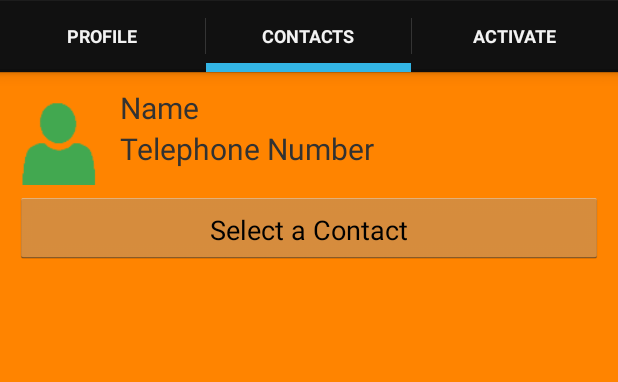
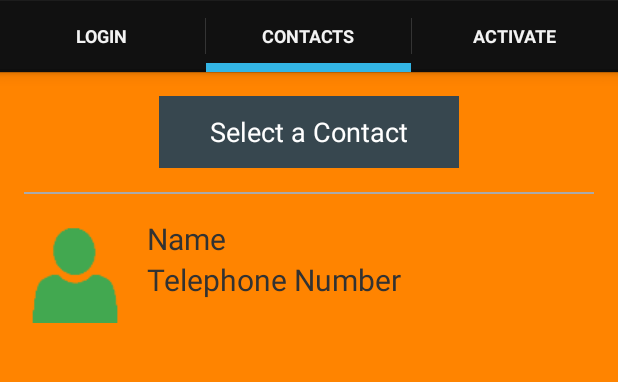
Before and after one commit to ChrisGrigg/ICE_IT-2, an Android app: the screen it shows after launch (MainActivity), tab 2 chosen, on a phone screen of 412 x 824 dp, the part 72-454 px from its top. Run offline under Robolectric (Android 15) with nearby library versions, the phone set to English and light mode, and no system bars; libraries missing offline, so code that uses them is left out: com.facebook, com.facebook.appevents, com.facebook.login; 6 statements that could not run were skipped.

Commit message:
Added activation and improved layout
Improved layout of all screens, added activation functionality.

```diff
--- a/app/src/main/java/com/iceit/framework/ActivationFragment.java
+++ b/app/src/main/java/com/iceit/framework/ActivationFragment.java
@@ -20,12 +20,9 @@ import android.view.View;
 import android.view.ViewGroup;
 import android.widget.Button;
 import android.widget.TextView;
-import android.widget.Toast;
 
 import com.iceit.R;
 import com.iceit.api.AccelerometerManager;
-
-import java.util.ArrayList;
 
 public class ActivationFragment extends Fragment implements SensorEventListener {
 
@@ -40,14 +37,13 @@ public class ActivationFragment extends Fragment implements SensorEventListener
     private Button btnActivate;
     private Button btnCancel;
 
-    private AccelerometerManager accelerometerManager;
-
     private SensorManager senSensorManager;
     private Sensor senAccelerometer;
     private long lastUpdate;
     private float last_x, last_y, last_z;
     private static final int SHAKE_THRESHOLD = 2000;
     private SoundPool _sp;
+    private int _soundId;
 
     private CountDownTimer countdown;
 
@@ -64,6 +60,7 @@ public class ActivationFragment extends Fragment implements SensorEventListener
         mTextView = (TextView) rootView.findViewById(R.id.countdown_txt);
 
         getDBData();
+        createBeepSample();
 
 		// TODO: check if all data exists, if none exists don't allow activate button
         btnActivate.setOnClickListener(new View.OnClickListener() {
@@ -107,14 +104,21 @@ public class ActivationFragment extends Fragment implements SensorEventListener
     }
 
     private void startCountdown() {
+        // turn volume on phone up to max for this purpose
+        AudioManager am = (AudioManager) getActivity().getSystemService(Context.AUDIO_SERVICE);
+        am.setStreamVolume(AudioManager.STREAM_MUSIC,
+                am.getStreamMaxVolume(AudioManager.STREAM_MUSIC),
+                0);
+
         countdown =  new CountDownTimer(COUNTDOWN_LENGTH, 1000) {
 
             public void onTick(long millisUntilFinished) {
                 mTextView.setText(String.valueOf((millisUntilFinished / 1000)));
-//                _sp.play(_soundId, 1, 1, 0, 0, 1);
+                _sp.play(_soundId, 1, 1, 0, 0, 1);
             }
 
             public void onFinish() {
+
                 mTextView.setText(R.string.smsSent);
                 mTextView.setTextSize(TypedValue.COMPLEX_UNIT_DIP, 25);
 
@@ -194,20 +198,18 @@ public class ActivationFragment extends Fragment implements SensorEventListener
         // can be safely ignored
     }
 
-//    private void createBeepSample() {
-//        _sp = new SoundPool(5, AudioManager.STREAM_MUSIC, 0);
-//
-//        /** soundId for Later handling of sound pool **/
-//        _soundId = _sp.load(getActivity().getBaseContext(), R.raw.beep, 1); // in 2nd param u have to pass your sound
-//
-//        MediaPlayer mPlayer = MediaPlayer.create(getActivity().getBaseContext(), R.raw.beep); // in 2nd param u have to pass your sound
-//        //mPlayer.prepare();
-//        mPlayer.start();
-//
-//        // turn volume on phone up to max for this purpose
-//        AudioManager am = (AudioManager) getActivity().getSystemService(Context.AUDIO_SERVICE);
-//        am.setStreamVolume(AudioManager.STREAM_MUSIC,
-//                am.getStreamMaxVolume(AudioManager.STREAM_MUSIC),
-//                0);
-//    }
+    private void createBeepSample() {
+        // turn volume on phone up to max for this purpose
+        AudioManager am = (AudioManager) getActivity().getSystemService(Context.AUDIO_SERVICE);
+        am.setStreamVolume(AudioManager.STREAM_MUSIC, 0, 0);
+
+        _sp = new SoundPool(5, AudioManager.STREAM_MUSIC, 0);
+
+        /** soundId for Later handling of sound pool **/
+        _soundId = _sp.load(getActivity().getBaseContext(), R.raw.beep, 1); // in 2nd param u have to pass your sound
+
+        MediaPlayer mPlayer = MediaPlayer.create(getActivity().getBaseContext(), R.raw.beep); // in 2nd param u have to pass your sound
+        //mPlayer.prepare();
+        mPlayer.start();
+    }
 }
--- a/app/src/main/java/com/iceit/framework/MainActivity.java
+++ b/app/src/main/java/com/iceit/framework/MainActivity.java
@@ -18,7 +18,7 @@ public class MainActivity extends FragmentActivity implements
 	private TabsPagerAdapter mAdapter;
 	private ActionBar actionBar;
 	// Tab titles
-	private String[] tabs = { "Profile", "Contacts", "Activate" };
+	private String[] tabs = { "Login", "Contacts", "Activate" };
 
 	@Override
 	protected void onCreate(Bundle savedInstanceState) {
--- a/app/src/main/res/layout/fragment_contacts.xml
+++ b/app/src/main/res/layout/fragment_contacts.xml
@@ -4,22 +4,41 @@
     android:layout_height="match_parent"
     android:orientation="vertical"
     android:background="#ff8400"
-    android:padding="10dp">
+    android:padding="16dp" >
+
+    <Button android:id="@+id/btn_contact"
+        android:layout_width="200dp"
+        android:layout_height="wrap_content"
+        android:text="Select a Contact"
+        android:textColor="#ffffff"
+        android:layout_centerHorizontal="true"
+        android:background="@color/material_blue_grey_800" />
+
+    <View
+        android:id="@+id/divider"
+        android:layout_width="match_parent"
+        android:layout_height="1dp"
+        android:background="@android:color/darker_gray"
+        android:layout_below="@+id/btn_contact"
+        android:layout_marginTop="16dp"  />
 
     <ImageView android:id="@+id/img_contact"
         android:layout_height="70dp"
         android:layout_width="70dp"
-        android:adjustViewBounds="true"
         android:contentDescription="Contacts Image"
         android:src="@mipmap/ic_profile"
-        android:paddingRight="10dp" />
+        android:layout_marginTop="16dp"
+        android:layout_below="@+id/divider" />
 
     <TextView android:id="@+id/fullName_contact"
         android:layout_width="wrap_content"
         android:layout_height="wrap_content"
         android:text="Name"
         android:textSize="20dp"
-        android:layout_toRightOf="@+id/img_contact" />
+        android:layout_toRightOf="@+id/img_contact"
+        android:layout_below="@+id/divider"
+        android:layout_marginTop="16dp"
+        android:layout_marginLeft="12dp" />
 
     <TextView android:id="@+id/telNumber_contact"
         android:layout_width="wrap_content"
@@ -27,13 +46,8 @@
         android:text="Telephone Number"
         android:textSize="20dp"
         android:layout_toRightOf="@+id/img_contact"
-        android:layout_below="@+id/fullName_contact" />
-
-    <Button android:id="@+id/btn_contact"
-        android:layout_width="match_parent"
-        android:layout_height="wrap_content"
-        android:text="Select a Contact"
-        android:layout_below="@+id/img_contact"
-        android:paddingTop="10dp" />
+        android:layout_below="@+id/fullName_contact"
+        android:layout_marginLeft="12dp"
+        />
 
 </RelativeLayout>
```
Also changed, not shown: app/src/main/res/layout/fragment_activation.xml (+34 -19 lines), app/src/main/res/layout/fragment_profile.xml (+14 -5 lines), 1 other file.
